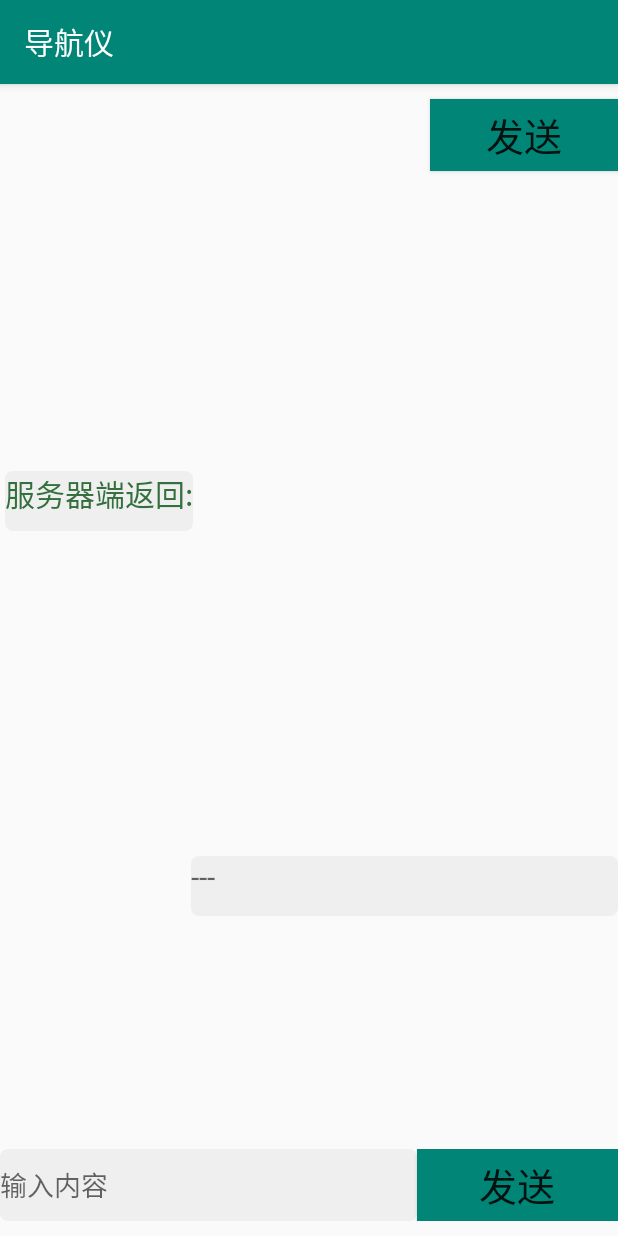
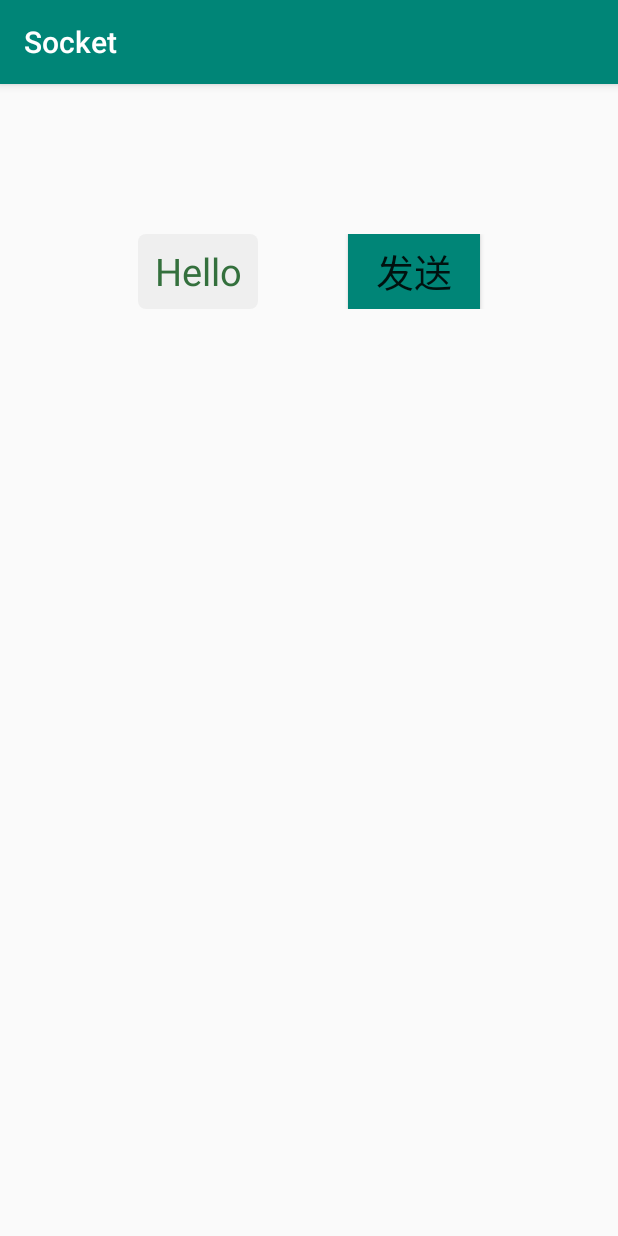
Before and after one commit to rqma/MicroQuake, an Android app: the HelloActivity screen opened directly, with no data from a screen before it, on a phone screen of 412 x 824 dp. Run offline under Robolectric (Android 15) with nearby library versions, the phone set to English and light mode, and no system bars.

Commit message:
add levels(easy,medium,hard) by rqma

```diff
--- a/app/build.gradle
+++ b/app/build.gradle
@@ -22,6 +22,7 @@ dependencies {
     implementation fileTree(dir: 'libs', include: ['*.jar'])
     implementation 'com.android.support:appcompat-v7:27.1.1'
     implementation 'com.android.support.constraint:constraint-layout:1.1.0'
+    implementation 'com.android.support:design:27.1.1'
     testImplementation 'junit:junit:4.12'
     androidTestImplementation 'com.android.support.test:runner:1.0.2'
     androidTestImplementation 'com.android.support.test.espresso:espresso-core:3.0.2'
--- a/app/src/main/AndroidManifest.xml
+++ b/app/src/main/AndroidManifest.xml
@@ -1,7 +1,9 @@
 <?xml version="1.0" encoding="utf-8"?>
 <manifest xmlns:android="http://schemas.android.com/apk/res/android"
     package="com.rqma.socket">
+
     <uses-permission android:name="android.permission.INTERNET" />
+
     <application
         android:allowBackup="true"
         android:icon="@mipmap/ic_launcher"
@@ -9,15 +11,17 @@
         android:roundIcon="@mipmap/ic_launcher_round"
         android:supportsRtl="true"
         android:theme="@style/AppTheme">
-        <activity android:name=".activity.MainActivity"></activity>
-        <activity android:name=".activity.CarNavigationActivity">
+        <activity android:name=".main.MainActivity">
             <intent-filter>
                 <action android:name="android.intent.action.MAIN" />
 
                 <category android:name="android.intent.category.LAUNCHER" />
             </intent-filter>
         </activity>
-        <activity android:name=".activity.QQActivity"></activity>
+        <activity android:name=".easy.HelloActivity" />
+        <activity android:name=".medium.QQActivity" />
+        <activity android:name=".hard.CarNavigationActivity"/>
+
     </application>
 
 </manifest>
--- a/app/src/main/java/com/rqma/socket/activity/QQActivity.java
+++ b/app/src/main/java/com/rqma/socket/easy/HelloActivity.java
@@ -1,13 +1,13 @@
-package com.rqma.socket.activity;
+package com.rqma.socket.easy;
 
+import android.annotation.SuppressLint;
+import android.os.Bundle;
 import android.os.Handler;
 import android.os.Message;
 import android.support.v7.app.AppCompatActivity;
-import android.os.Bundle;
 import android.util.Log;
 import android.view.View;
 import android.widget.Button;
-import android.widget.EditText;
 import android.widget.TextView;
 
 import com.rqma.socket.R;
@@ -21,38 +21,39 @@ import java.net.Socket;
 /**
  * Created RQMA on 2018/10/13.
  */
-public class QQActivity extends AppCompatActivity implements View.OnClickListener {
-    private Button bt_send;
-    private TextView tt_receive;
-    private EditText et_input;
+public class HelloActivity extends AppCompatActivity implements View.OnClickListener {
+    private TextView tv_hello;
+    private Button bt_send_hello;
+    @SuppressLint("HandlerLeak")
     private Handler handler = new Handler() {
         @Override
         public void handleMessage(Message msg) {
             StringBuilder str = (StringBuilder) msg.obj;
-            tt_receive.setText(str.toString());
+            tv_hello.setText(str.toString());
+            System.out.println(tv_hello.getText());
         }
     };
 
     @Override
     protected void onCreate(Bundle savedInstanceState) {
         super.onCreate(savedInstanceState);
-        setContentView(R.layout.activity_qq);
+        setContentView(R.layout.activity_hello);
         init();
+
     }
 
+    //初始化布局
     private void init() {
-        bt_send = (Button) findViewById(R.id.bt_send);
-        tt_receive = (TextView) findViewById(R.id.tt_receive);
-        et_input = (EditText) findViewById(R.id.et_input);
-        bt_send.setOnClickListener(this);
+        tv_hello = (TextView) findViewById(R.id.tt_hello);
+        bt_send_hello = (Button) findViewById(R.id.bt_send_hello);
+        bt_send_hello.setOnClickListener(this);
 
     }
 
     @Override
     public void onClick(View v) {
         switch (v.getId()) {
-            case R.id.bt_send: {
-                System.out.println("-----------------------");
+            case R.id.bt_send_hello: {
                 NetThread netThread = new NetThread();
                 new Thread(netThread).start();
                 break;
@@ -77,7 +78,7 @@ public class QQActivity extends AppCompatActivity implements View.OnClickListene
                 socket_client = new Socket(server_addr, server_port);
                 //向服务器发送数据
                 os = socket_client.getOutputStream();
-                os.write(String.valueOf(et_input.getText()).getBytes());
+                os.write(String.valueOf(tv_hello.getText()).getBytes());
                 os.flush();
                 socket_client.shutdownOutput();
 
@@ -85,7 +86,7 @@ public class QQActivity extends AppCompatActivity implements View.OnClickListene
                 is = socket_client.getInputStream();
                 bufferedReader = new BufferedReader(new InputStreamReader(is));
                 StringBuilder sb = new StringBuilder();
-                String str ;
+                String str;
                 while ((str = bufferedReader.readLine()) != null) {
                     sb.append(str);
                 }
@@ -97,7 +98,6 @@ public class QQActivity extends AppCompatActivity implements View.OnClickListene
                 //关闭IO资源
 
             } catch (Exception e) {
-
                 e.printStackTrace();
             } finally {
                 try {
@@ -112,4 +112,5 @@ public class QQActivity extends AppCompatActivity implements View.OnClickListene
             }
         }
     }
+
 }
--- a/app/src/main/java/com/rqma/socket/activity/CarNavigationActivity.java
+++ b/app/src/main/java/com/rqma/socket/hard/CarNavigationActivity.java
@@ -1,4 +1,4 @@
-package com.rqma.socket.activity;
+package com.rqma.socket.hard;
 
 import android.annotation.SuppressLint;
 import android.app.Activity;
--- a/app/src/main/java/com/rqma/socket/util/ServerThread.java
+++ b/app/src/main/java/com/rqma/socket/hard/ServerThread.java
@@ -1,4 +1,4 @@
-package com.rqma.socket.util;
+package com.rqma.socket.hard;
 
 import java.io.BufferedReader;
 import java.io.IOException;
@@ -8,7 +8,7 @@ import java.io.OutputStream;
 import java.net.Socket;
 
 /**
- * Created RQMA on 2018/10/14.
+ * Created RQMA on 2018/10/15.
  */
 public class ServerThread implements Runnable {
     private Socket socket;
@@ -32,7 +32,7 @@ public class ServerThread implements Runnable {
             while ((str = bufferedReader.readLine()) != null) {
                 sb.append(str);
             }
-            System.out.println("客户端[" + socket.getLocalSocketAddress() + "]发来的信息是: " + sb.toString());
+            System.out.println("客户端[" + socket.getInetAddress().getHostAddress()+ "]发来的信息是: " + sb.toString());
             socket.shutdownInput();
 
             //判断移动方向是否合法
--- /dev/null
+++ b/app/src/main/res/layout/activity_hello.xml
@@ -0,0 +1,35 @@
+<?xml version="1.0" encoding="utf-8"?>
+<LinearLayout xmlns:android="http://schemas.android.com/apk/res/android"
+    android:layout_width="match_parent"
+    android:layout_height="match_parent"
+    android:orientation="vertical">
+
+    <LinearLayout
+        android:layout_width="match_parent"
+        android:layout_height="50dp"
+        android:layout_marginTop="100dp"
+        android:gravity="center_horizontal"
+        android:orientation="horizontal">
+
+        <TextView
+            android:id="@+id/tt_hello"
+            android:layout_width="80dp"
+            android:layout_height="match_parent"
+            android:background="@drawable/et"
+            android:text="Hello"
+            android:gravity="center"
+            android:textColor="#34703d"
+            android:textSize="25sp" />
+
+        <Button
+            android:id="@+id/bt_send_hello"
+            android:layout_width="wrap_content"
+            android:layout_height="match_parent"
+            android:layout_marginLeft="60dp"
+            android:background="@drawable/bt"
+            android:text="发送"
+            android:textSize="25sp" />
+
+    </LinearLayout>
+
+</LinearLayout>
--- a/app/src/main/res/layout/activity_qq.xml
+++ b/app/src/main/res/layout/activity_qq.xml
@@ -1,30 +1,21 @@
 <?xml version="1.0" encoding="utf-8"?>
-<RelativeLayout xmlns:android="http://schemas.android.com/apk/res/android"
+<LinearLayout xmlns:android="http://schemas.android.com/apk/res/android"
     android:layout_width="match_parent"
-    android:layout_height="match_parent">
+    android:layout_height="match_parent"
+    android:orientation="vertical"
+    android:padding="20dp"
+    >
+    <LinearLayout
+        android:layout_width="match_parent"
+        android:layout_height="40dp"
+        android:layout_marginTop="150dp"
 
-    <Button
-        android:id="@+id/bt_tosecond"
-        android:layout_width="125dp"
-        android:layout_height="wrap_content"
-        android:layout_alignParentTop="true"
-        android:layout_alignParentEnd="true"
-        android:layout_marginTop="10dp"
-        android:layout_marginEnd="0dp"
+        android:orientation="horizontal">
 
-        android:layout_weight="1"
-        android:background="@drawable/bt"
-        android:text="发送"
-        android:textSize="25sp" />
         <TextView
             android:id="@+id/tt_title"
             android:layout_width="wrap_content"
-        android:layout_height="40dp"
-        android:layout_alignParentStart="true"
-        android:layout_alignParentTop="true"
-        android:layout_marginStart="3dp"
-        android:layout_marginTop="258dp"
-        android:layout_weight="1"
+            android:layout_height="match_parent"
             android:background="@drawable/et"
             android:text="服务器端返回:"
             android:textColor="#34703d"
@@ -32,45 +23,40 @@
 
         <TextView
             android:id="@+id/tt_receive"
-        android:layout_width="match_parent"
-        android:layout_height="40dp"
-        android:layout_alignParentBottom="true"
-        android:layout_marginStart="-1dp"
-        android:layout_marginBottom="213dp"
-        android:layout_toEndOf="@+id/tt_title"
+            android:layout_width="wrap_content"
+            android:layout_height="match_parent"
+            android:layout_marginLeft="20dp"
             android:background="@drawable/tt"
-        android:hint="---"
+            android:gravity="center"
+            android:hint="message"
             android:textColor="#34703d"
             android:textSize="20sp" />
-
+    </LinearLayout>
 
 
     <LinearLayout
         android:id="@+id/layout"
-        android:layout_width="wrap_content"
-        android:layout_height="wrap_content"
-        android:layout_alignParentStart="true"
-        android:layout_alignParentBottom="true"
-        android:layout_marginBottom="10dp"
+        android:layout_width="match_parent"
+        android:layout_height="50dp"
+        android:layout_marginTop="100dp"
         android:orientation="horizontal">
 
         <EditText
             android:id="@+id/et_input"
-            android:layout_width="310dp"
+            android:layout_width="0dp"
             android:layout_height="match_parent"
-            android:layout_weight="1"
+            android:layout_weight="2"
             android:background="@drawable/et"
-            android:hint="输入内容"
-            />
+            android:hint="输入内容" />
 
         <Button
             android:id="@+id/bt_send"
-            android:layout_width="166dp"
-            android:layout_height="wrap_content"
+            android:layout_width="0dp"
+            android:layout_height="match_parent"
             android:layout_weight="1"
-            android:textSize="25sp"
             android:background="@drawable/bt"
-            android:text="发送" />
+            android:text="发送"
+            android:textSize="25sp" />
     </LinearLayout>
 
-</RelativeLayout>
+</LinearLayout>
--- /dev/null
+++ b/app/src/main/res/values/dimens.xml
@@ -0,0 +1,3 @@
+<resources>
+    <dimen name="fab_margin">16dp</dimen>
+</resources>
--- a/app/src/main/res/values/strings.xml
+++ b/app/src/main/res/values/strings.xml
@@ -1,4 +1,5 @@
 <resources>
-    <string name="app_name">导航仪</string>
+    <string name="app_name">Socket</string>
     <string name="title_activity_plane">PlaneActivity</string>
+    <string name="title_activity_hello">HelloActivity</string>
 </resources>
```
Also changed, not shown: app/src/main/java/com/rqma/socket/activity/MainActivity.java (deleted, +0 -18 lines), app/src/main/java/com/rqma/socket/easy/Server.java (added, +68 -0 lines), app/src/main/java/com/rqma/socket/hard/Server.java (renamed from app/src/main/java/com/rqma/socket/util/Server.java, +5 -3 lines), app/src/main/java/com/rqma/socket/main/MainActivity.java (added, +61 -0 lines), app/src/main/java/com/rqma/socket/medium/QQActivity.java (added, +117 -0 lines), app/src/main/java/com/rqma/socket/medium/Server.java (added, +32 -0 lines), app/src/main/java/com/rqma/socket/medium/ServerThread.java (added, +63 -0 lines), app/src/main/java/com/rqma/socket/util/Client.java (deleted, +0 -57 lines), app/src/main/res/layout/activity_main.xml (+31 -13 lines). Lines whose indentation alone changed are shown as unchanged.
